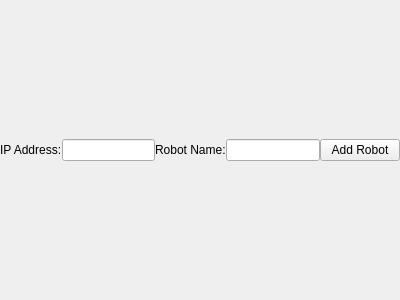
First picture: the form in resource/MyPlugin.ui, repository Cloinville/ros-gui, before the edit.
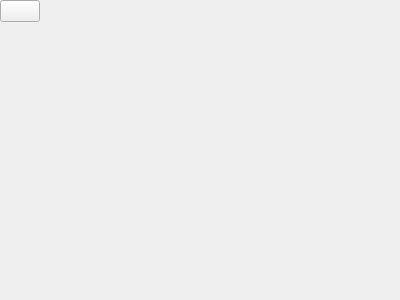
Second picture: the form after the edit.

Diff of the .ui file:
```diff
--- a/resource/MyPlugin.ui
+++ b/resource/MyPlugin.ui
@@ -13,48 +13,17 @@
   <property name="windowTitle">
    <string>OptiTrack</string>
   </property>
-  <layout class="QVBoxLayout" name="verticalLayout">
-   <property name="spacing">
-    <number>0</number>
-   </property>
-   <property name="margin">
-    <number>0</number>
-   </property>
-   <item>
-    <layout class="QHBoxLayout" name="horizontalLayout">
-     <item>
-      <widget class="QLabel" name="ip_address_name">
-       <property name="text">
-        <string>IP Address:</string>
+  <widget class="QPushButton" name="better_name">
+       <property name="toolTip">
+        <string>Refresh ROS graph</string>
        </property>
-      </widget>
-     </item>
-     <item>
-      <widget class="QLineEdit" name="ip_address"/>
-     </item>
-     <item>
-      <widget class="QLabel" name="ip_address_name">
-       <property name="text">
-        <string>Robot Name:</string>
+       <property name="iconSize">
+        <size>
+         <width>16</width>
+         <height>16</height>
+        </size>
        </property>
       </widget>
-     </item>
-     <item>
-      <widget class="QLineEdit" name="robot_name"/>
-     </item>  
-     <item>
-      <widget class="QPushButton" name="add_robot">
-       <property name="text">
-	 <string>Add Robot</string>
-       </property>
-      </widget>
-     </item>
-   </layout>
-   </item>
-   </layout>
-  
-
-
  </widget>
  <resources/>
  <connections/>
```
Left out of the diff: 6 changed lines with no effect on the pictures.
